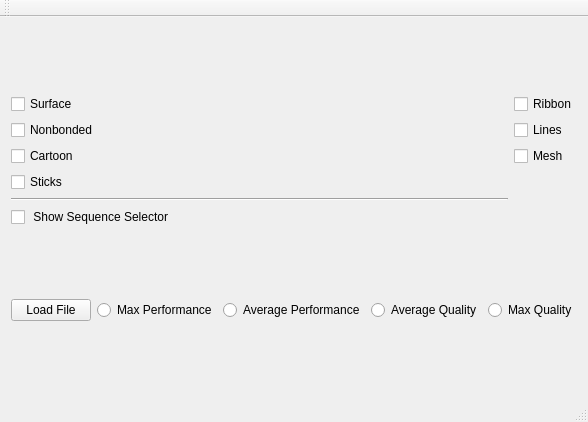
Old version of the form playground/mainwindow.ui in the repository evonove/moply.
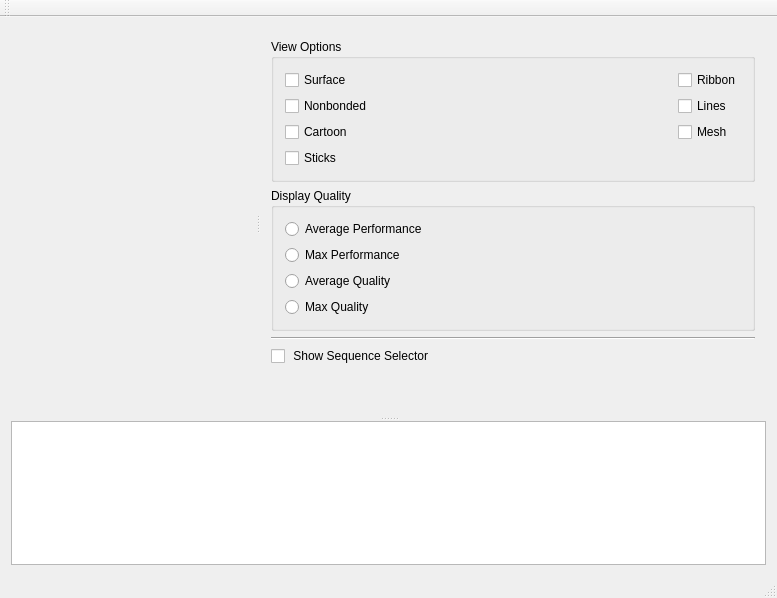
New version of the form.

Patch:
```diff
--- a/playground/mainwindow.ui
+++ b/playground/mainwindow.ui
@@ -6,8 +6,8 @@
    <rect>
     <x>0</x>
     <y>0</y>
-    <width>580</width>
-    <height>422</height>
+    <width>777</width>
+    <height>598</height>
    </rect>
   </property>
   <property name="windowTitle">
@@ -19,7 +19,57 @@
    </property>
    <layout class="QVBoxLayout" name="verticalLayout_2">
     <item>
-     <layout class="QHBoxLayout" name="horizontalLayout" stretch="0">
+     <widget class="QSplitter" name="splitter_2">
+      <property name="orientation">
+       <enum>Qt::Vertical</enum>
+      </property>
+      <widget class="QWidget" name="widget" native="true">
+       <property name="sizePolicy">
+        <sizepolicy hsizetype="Expanding" vsizetype="Expanding">
+         <horstretch>0</horstretch>
+         <verstretch>0</verstretch>
+        </sizepolicy>
+       </property>
+       <layout class="QHBoxLayout" name="horizontalLayout">
+        <property name="spacing">
+         <number>0</number>
+        </property>
+        <property name="margin">
+         <number>0</number>
+        </property>
+        <item>
+         <widget class="QSplitter" name="splitter">
+          <property name="orientation">
+           <enum>Qt::Horizontal</enum>
+          </property>
+          <widget class="QFrame" name="GLPlaceholder">
+           <property name="minimumSize">
+            <size>
+             <width>100</width>
+             <height>100</height>
+            </size>
+           </property>
+           <property name="frameShape">
+            <enum>QFrame::NoFrame</enum>
+           </property>
+           <property name="frameShadow">
+            <enum>QFrame::Raised</enum>
+           </property>
+          </widget>
+          <widget class="QWidget" name="sidebarWidget" native="true">
+           <property name="sizePolicy">
+            <sizepolicy hsizetype="Minimum" vsizetype="Minimum">
+             <horstretch>0</horstretch>
+             <verstretch>0</verstretch>
+            </sizepolicy>
+           </property>
+           <layout class="QVBoxLayout" name="verticalLayout_3">
+            <item>
+             <widget class="QGroupBox" name="groupBox">
+              <property name="title">
+               <string>View Options</string>
+              </property>
+              <layout class="QVBoxLayout" name="verticalLayout">
       <item>
        <layout class="QGridLayout" name="gridLayout">
         <item row="0" column="0">
@@ -86,57 +136,17 @@
           </property>
          </widget>
         </item>
-        <item row="4" column="0">
-         <widget class="Line" name="line">
-          <property name="lineWidth">
-           <number>1</number>
-          </property>
-          <property name="orientation">
-           <enum>Qt::Horizontal</enum>
-          </property>
-         </widget>
-        </item>
-        <item row="5" column="0">
-         <widget class="QCheckBox" name="showSeqBox">
-          <property name="text">
-           <string> Show Sequence Selector</string>
-          </property>
-         </widget>
-        </item>
        </layout>
       </item>
      </layout>
-    </item>
-    <item>
-     <layout class="QHBoxLayout" name="horizontalLayout_2">
-      <item>
-       <widget class="QPushButton" name="loadFile">
-        <property name="sizePolicy">
-         <sizepolicy hsizetype="Maximum" vsizetype="Fixed">
-          <horstretch>0</horstretch>
-          <verstretch>0</verstretch>
-         </sizepolicy>
-        </property>
-        <property name="font">
-         <font>
-          <kerning>true</kerning>
-         </font>
-        </property>
-        <property name="layoutDirection">
-         <enum>Qt::LeftToRight</enum>
-        </property>
-        <property name="text">
-         <string>Load File</string>
-        </property>
        </widget>
       </item>
       <item>
-       <widget class="QRadioButton" name="maxP">
-        <property name="text">
-         <string>Max Performance</string>
-        </property>
-       </widget>
-      </item>
+             <widget class="QGroupBox" name="groupBox_2">
+              <property name="title">
+               <string>Display Quality</string>
+              </property>
+              <layout class="QVBoxLayout" name="verticalLayout_4">
       <item>
        <widget class="QRadioButton" name="avgP">
         <property name="text">
@@ -144,6 +154,13 @@
         </property>
        </widget>
       </item>
+               <item>
+                <widget class="QRadioButton" name="maxP">
+                 <property name="text">
+                  <string>Max Performance</string>
+                 </property>
+                </widget>
+               </item>
       <item>
        <widget class="QRadioButton" name="avgQ">
         <property name="text">
@@ -159,6 +176,50 @@
        </widget>
       </item>
      </layout>
+             </widget>
+            </item>
+            <item>
+             <widget class="Line" name="line">
+              <property name="orientation">
+               <enum>Qt::Horizontal</enum>
+              </property>
+             </widget>
+            </item>
+            <item>
+             <widget class="QCheckBox" name="showSeqBox">
+              <property name="text">
+               <string> Show Sequence Selector</string>
+              </property>
+             </widget>
+            </item>
+            <item>
+             <spacer name="verticalSpacer">
+              <property name="orientation">
+               <enum>Qt::Vertical</enum>
+              </property>
+              <property name="sizeHint" stdset="0">
+               <size>
+                <width>20</width>
+                <height>40</height>
+               </size>
+              </property>
+             </spacer>
+            </item>
+           </layout>
+          </widget>
+         </widget>
+        </item>
+       </layout>
+      </widget>
+      <widget class="QTextBrowser" name="logBrowser">
+       <property name="sizePolicy">
+        <sizepolicy hsizetype="Expanding" vsizetype="Preferred">
+         <horstretch>0</horstretch>
+         <verstretch>0</verstretch>
+        </sizepolicy>
+       </property>
+      </widget>
+     </widget>
     </item>
    </layout>
   </widget>
```
Left out of the diff: 4 changed lines with no effect on the pictures. Lines whose indentation alone changed are shown as unchanged.
